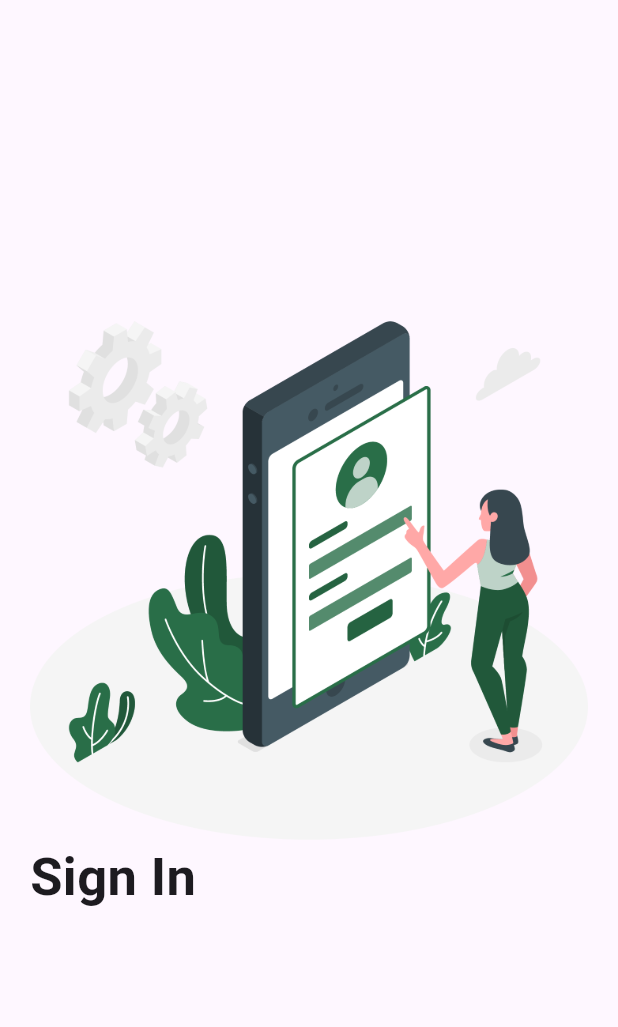
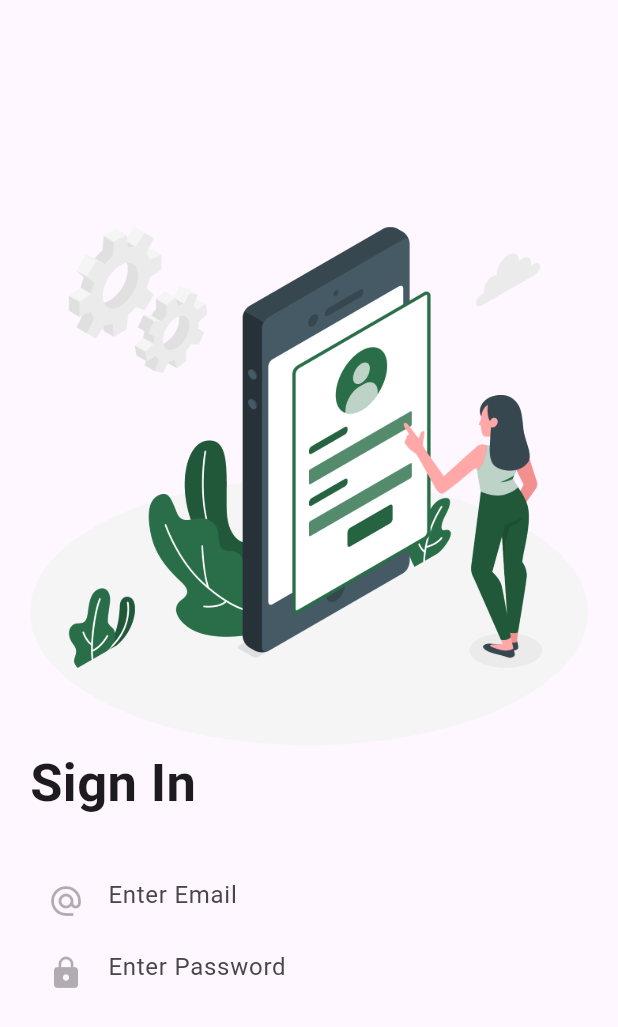
Before and after one commit to pasindur2000/pusl_3119, a Flutter app: the screen it shows after launch, after a tap on the "arrow forward ios" icon, after a tap on "Skip", on a phone screen of 412 x 824 dp. Shown: the top 1027 px of the screen. Run offline on Flutter 3.47's test engine with Material 3 defaults, Android fonts, the phone set to English and light mode, and no system bars; our stand-ins replace animated_bottom_navigation_bar, page_transition.

Commit message:
create functions for email and password

```diff
--- /dev/null
+++ b/lib/ui/screens/widgets/custom_textfield.dart
@@ -0,0 +1,29 @@
+
+import 'package:flutter/material.dart';
+import 'package:pusl_3119/constants.dart';
+
+class CustomTextfield extends StatelessWidget {
+  final IconData icon;
+  final bool obscureText;
+  final String hintText;
+
+  const CustomTextfield({
+    super.key, required this.icon, required this.obscureText, required this.hintText,
+  });
+
+  @override
+  Widget build(BuildContext context) {
+    return TextField(
+      obscureText: obscureText,
+      style: TextStyle(
+        color: Constants.blackColor,
+      ),
+      decoration: InputDecoration(
+        border: InputBorder.none,
+        prefixIcon: Icon(icon, color: Constants.blackColor.withOpacity(.3),),
+        hintText: hintText,
+      ),
+      cursorColor: Constants.blackColor.withOpacity(.5),
+    );
+  }
+}
--- a/lib/ui/signin_page.dart
+++ b/lib/ui/signin_page.dart
@@ -1,6 +1,7 @@
 
 import 'package:flutter/material.dart';
 import 'package:pusl_3119/constants.dart';
+import 'package:pusl_3119/ui/screens/widgets/custom_textfield.dart';
 
 
 class SignIn extends StatefulWidget {
@@ -27,7 +28,20 @@ class _LoginState extends State<SignIn> {
             const Text('Sign In', style: TextStyle(
               fontSize: 35.0,
               fontWeight: FontWeight.w700,
-            ),)
+            ),),
+            const SizedBox(
+              height: 30,
+            ),
+            const CustomTextfield(
+              obscureText: false,
+              hintText: 'Enter Email',
+              icon: Icons.alternate_email,
+            ),
+            const CustomTextfield(
+              obscureText: true,
+              hintText: 'Enter Password',
+              icon: Icons.lock,
+            ),
           ],
         ),
       ),
```
